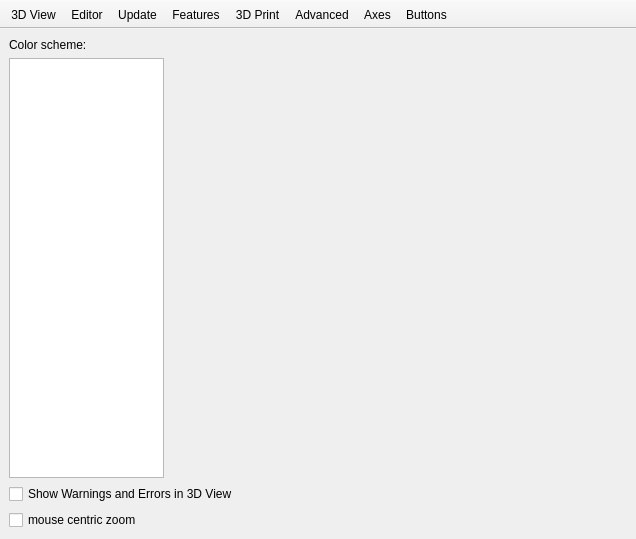
First picture: the form in src/Preferences.ui, repository openscad/openscad, before the edit.
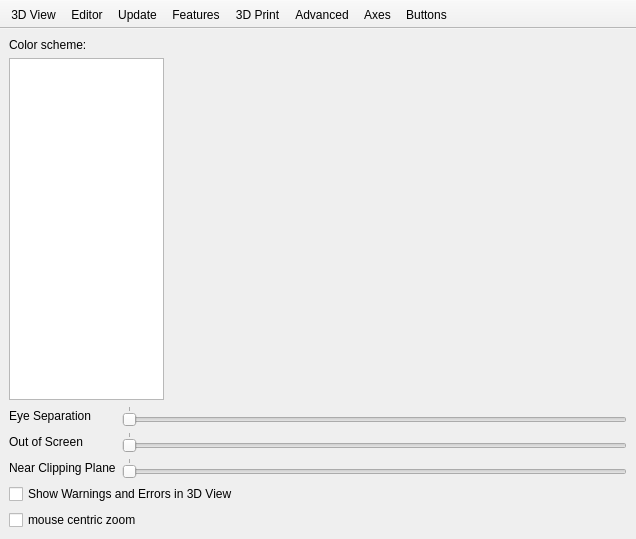
Second picture: the form after the edit. The open tabs and pages were chosen to show the change. Icons and pictures are not drawn. Custom widgets are drawn as their Qt base class.

```diff
--- a/src/Preferences.ui
+++ b/src/Preferences.ui
@@ -87,6 +87,70 @@
           </item>
          </layout>
         </item>
+        <item>
+         <layout class="QFormLayout" name="formLayout">
+          <item row="0" column="0">
+           <widget class="QLabel" name="label_14">
+            <property name="text">
+             <string>Eye Separation</string>
+            </property>
+           </widget>
+          </item>
+          <item row="0" column="1">
+           <widget class="QSlider" name="horizontalSliderEyeSeparation">
+            <property name="orientation">
+             <enum>Qt::Horizontal</enum>
+            </property>
+            <property name="tickPosition">
+             <enum>QSlider::TicksAbove</enum>
+            </property>
+            <property name="tickInterval">
+             <number>500</number>
+            </property>
+           </widget>
+          </item>
+          <item row="1" column="0">
+           <widget class="QLabel" name="label_13">
+            <property name="text">
+             <string>Out of Screen</string>
+            </property>
+           </widget>
+          </item>
+          <item row="1" column="1">
+           <widget class="QSlider" name="horizontalSliderOutOfScreen">
+            <property name="orientation">
+             <enum>Qt::Horizontal</enum>
+            </property>
+            <property name="tickPosition">
+             <enum>QSlider::TicksAbove</enum>
+            </property>
+            <property name="tickInterval">
+             <number>250</number>
+            </property>
+           </widget>
+          </item>
+          <item row="2" column="0">
+           <widget class="QLabel" name="label_12">
+            <property name="text">
+             <string>Near Clipping Plane</string>
+            </property>
+           </widget>
+          </item>
+          <item row="2" column="1">
+           <widget class="QSlider" name="horizontalSliderNearClippingPlane">
+            <property name="orientation">
+             <enum>Qt::Horizontal</enum>
+            </property>
+            <property name="tickPosition">
+             <enum>QSlider::TicksAbove</enum>
+            </property>
+            <property name="tickInterval">
+             <number>500</number>
+            </property>
+           </widget>
+          </item>
+         </layout>
+        </item>
         <item>
          <widget class="QCheckBox" name="checkBoxShowWarningsIn3dView">
           <property name="text">
```
